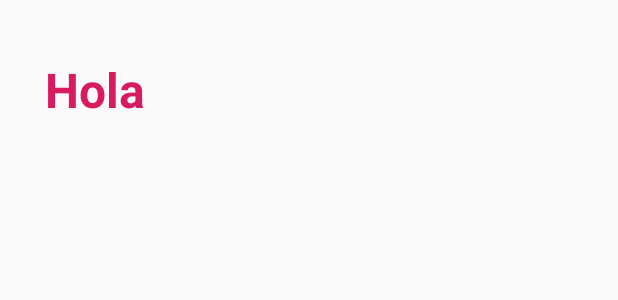
After one commit to shenlkm/scrum-poker, an Android app: the layout item_deck_setting.xml on its own in the app's theme, with its tools: preview values and no code run, on a phone screen of 412 x 824 dp. The commit adds this screen. Shown: the top 300 px of the screen. Run offline under Robolectric (Android 15) with nearby library versions, the phone set to English and light mode, and no system bars.

Commit message:
[added deck setting view] also was implemented the different effect according with the functionality

```diff
--- /dev/null
+++ b/app/src/main/res/drawable/ic_check.xml
@@ -0,0 +1,5 @@
+<vector android:alpha="0.8" android:height="512dp"
+    android:viewportHeight="512" android:viewportWidth="512"
+    android:width="512dp" xmlns:android="http://schemas.android.com/apk/res/android">
+    <path android:fillColor="#AAAAAA" android:pathData="M504.502,75.496c-9.997,-9.998 -26.205,-9.998 -36.204,0L161.594,382.203L43.702,264.311c-9.997,-9.998 -26.205,-9.997 -36.204,0c-9.998,9.997 -9.998,26.205 0,36.203l135.994,135.992c9.994,9.997 26.214,9.99 36.204,0L504.502,111.7C514.5,101.703 514.499,85.494 504.502,75.496z"/>
+</vector>
--- /dev/null
+++ b/app/src/main/res/layout/item_deck_setting.xml
@@ -0,0 +1,18 @@
+<layout xmlns:android="http://schemas.android.com/apk/res/android">
+
+    <TextView
+            android:id="@+id/label"
+            android:layout_width="match_parent"
+            android:layout_height="100dp"
+            android:layout_margin="10dp"
+            android:text="Hola"
+            android:paddingStart="20dp"
+            android:paddingEnd="20dp"
+            android:gravity="center_vertical|start"
+            android:textSize="32sp"
+            android:textStyle="bold"
+            android:textAppearance="?android:attr/textAppearanceMedium"
+            android:textColor="@color/colorAccent">
+    </TextView>
+
+</layout>
--- a/app/src/main/res/values/arrays.xml
+++ b/app/src/main/res/values/arrays.xml
@@ -23,4 +23,9 @@
         <item>L</item>
         <item>XL</item>
     </array>
+    <string-array name="deck_setting" >
+        <item>Fibonacci</item>
+        <item>T Shit</item>
+        <item>Recommend</item>
+    </string-array>
 </resources>
--- a/app/src/main/res/values/colors.xml
+++ b/app/src/main/res/values/colors.xml
@@ -1,6 +1,7 @@
 <?xml version="1.0" encoding="utf-8"?>
 <resources>
-    <color name="colorPrimary">#008577</color>
-    <color name="colorPrimaryDark">#00574B</color>
+    <color name="colorPrimary">#9975B6</color>
+    <color name="colorPrimaryDark">#5F397B</color>
     <color name="colorAccent">#D81B60</color>
+    <color name="colorLightPurple">#EDD5FD</color>
 </resources>
--- a/app/src/main/res/values/strings.xml
+++ b/app/src/main/res/values/strings.xml
@@ -1,6 +1,6 @@
 <resources>
     <string name="app_name">ScrumPoker</string>
 
-    <!-- TODO: Remove or change this placeholder text -->
     <string name="hello_blank_fragment">Hello blank fragment</string>
+    <string name="option_selected_deck_setting" translatable="false">deck_setting</string>
 </resources>
```
Also changed, not shown: app/src/main/AndroidManifest.xml (+5 -4 lines), app/src/main/java/com/buildreams/scrumpoker/di/ActivityModule.java (+17 -1 lines), app/src/main/java/com/buildreams/scrumpoker/view/DeckSettingActivity.kt (added, +74 -0 lines), app/src/main/res/layout/activity_deck_setting.xml (added, +25 -0 lines), 1 other file.
